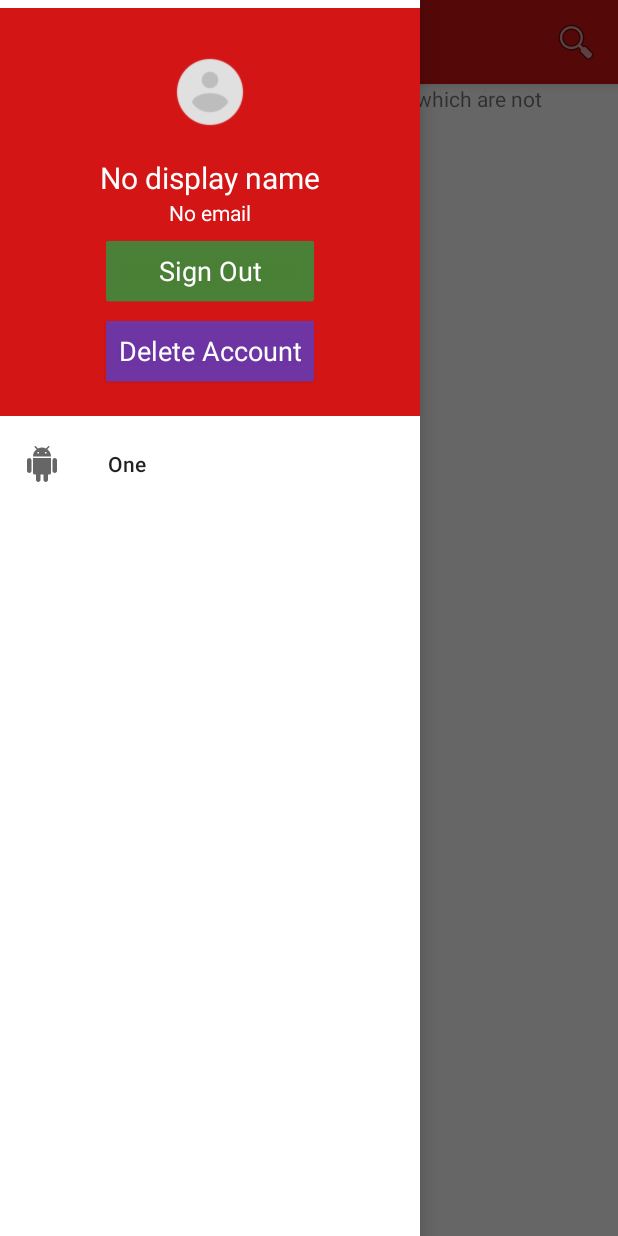
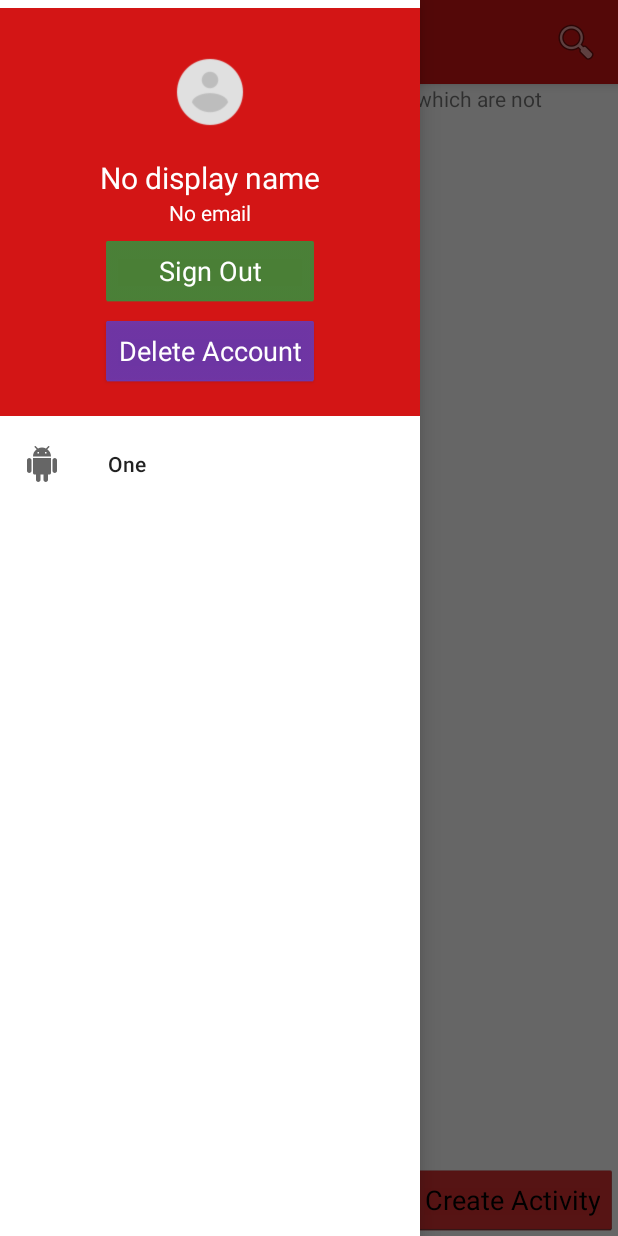
Before and after one commit to jerryqypan/EventAdvisor, an Android app: the screen it shows after launch once a user with an empty profile is signed in (MapsActivity), with the side drawer open, on a phone screen of 412 x 824 dp. Run offline under Robolectric (Android 15) with nearby library versions, the light colour scheme and no system bars; our stand-ins replace Firebase (no records; nobody signed in at launch, a user with empty details on screens opened directly); libraries missing offline, so code that uses them is left out: com.firebase.ui; pictures from the network do not load.

Commit message:
connected add events with maps activity

```diff
--- a/MyApplication/app/src/main/java/cs290final/eventadvisor/MainActivity.java
+++ b/MyApplication/app/src/main/java/cs290final/eventadvisor/MainActivity.java
@@ -137,8 +137,5 @@ public class MainActivity extends AppCompatActivity {
     protected void onDestroy() {
         super.onDestroy();
     }
-    public void createEventAction(View view){
-        System.out.println("Create Event Activity");
-        startActivity(new Intent(this, CreateEventActivity.class));
-    }
+
 }
--- a/MyApplication/app/src/main/java/cs290final/eventadvisor/MapsActivity.java
+++ b/MyApplication/app/src/main/java/cs290final/eventadvisor/MapsActivity.java
@@ -209,6 +209,7 @@ public class MapsActivity extends AppCompatActivity implements OnMapReadyCallbac
         super.onStop();
     }
 
+
     @Override
     public void onConnected(@Nullable Bundle bundle) {
         mMap.animateCamera(CameraUpdateFactory.zoomTo(15));
@@ -263,6 +264,10 @@ public class MapsActivity extends AppCompatActivity implements OnMapReadyCallbac
         for (Event event : eventsList) {
             addEventToMap(event);
         }
+    }
+    public void createActivityAction(View v){
+        Intent intent = new Intent(this,CreateEventActivity.class);
+        startActivity(intent);
     }
 
     @Override
--- a/MyApplication/app/src/main/res/layout/activity_maps.xml
+++ b/MyApplication/app/src/main/res/layout/activity_maps.xml
@@ -39,22 +39,30 @@
 
             </android.support.design.widget.AppBarLayout>
 
-            <fragment xmlns:android="http://schemas.android.com/apk/res/android"
-                xmlns:map="http://schemas.android.com/apk/res-auto"
-                xmlns:tools="http://schemas.android.com/tools"
+            <fragment
                 android:id="@+id/map"
                 android:name="com.google.android.gms.maps.SupportMapFragment"
                 android:layout_width="match_parent"
                 android:layout_height="match_parent"
-                tools:context="cs290final.eventadvisor.MapsActivity" >
+                tools:context="cs290final.eventadvisor.MapsActivity">
 
-            <!--<fragment-->
+                <Button
+                    android:id="@+id/button2"
+                    android:layout_width="wrap_content"
+                    android:layout_height="wrap_content"
+                    android:layout_gravity="right|bottom"
+                    android:onClick="createActivityAction"
+                    android:text="Create Activity" />
+
+                <!--<fragment-->
                 <!--android:id="@+id/place_autocomplete_fragment"-->
                 <!--android:layout_width="wrap_content"-->
                 <!--android:layout_height="wrap_content"-->
                 <!--android:name="com.google.android.gms.location.places.ui.PlaceAutocompleteFragment"-->
                 <!--tools:layout="@layout/place_autocomplete_fragment" />-->
             </fragment>
+
+
 
         </LinearLayout>
 
```
Also changed, not shown: MyApplication/app/src/main/java/cs290final/eventadvisor/CreateEventActivity.java (+31 -0 lines), MyApplication/app/src/main/res/layout/activity_create.xml (+9 -7 lines).
